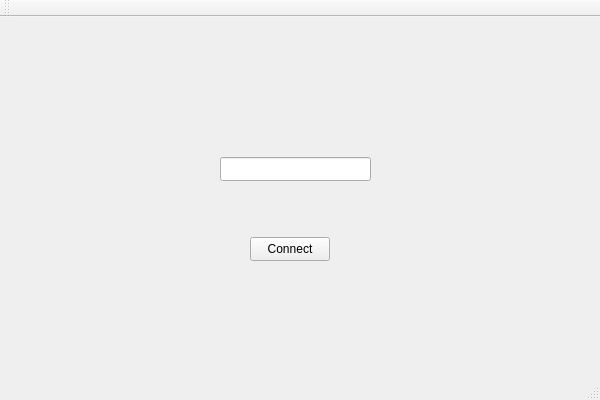
Old version of the form ChatAppClient/ChatAppClient.ui in the repository pahuljotmatharoo/SignalSync-client.
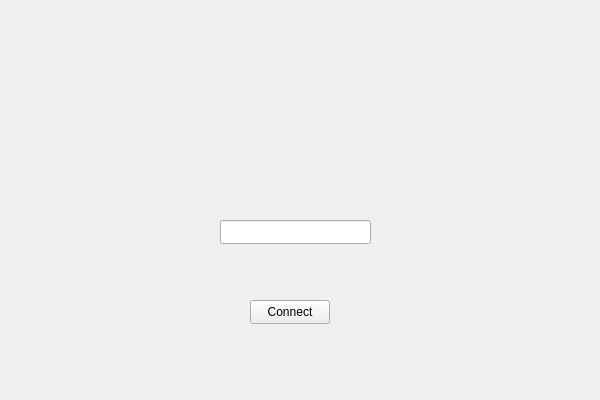
New version of the form.

Patch:
```diff
--- a/ChatAppClient/ChatAppClient.ui
+++ b/ChatAppClient/ChatAppClient.ui
@@ -18,7 +18,7 @@
     <property name="geometry">
      <rect>
       <x>250</x>
-      <y>220</y>
+      <y>300</y>
       <width>80</width>
       <height>24</height>
      </rect>
@@ -31,32 +31,13 @@
     <property name="geometry">
      <rect>
       <x>220</x>
-      <y>140</y>
+      <y>220</y>
       <width>151</width>
       <height>24</height>
      </rect>
     </property>
    </widget>
   </widget>
-  <widget class="QMenuBar" name="menuBar">
-   <property name="geometry">
-    <rect>
-     <x>0</x>
-     <y>0</y>
-     <width>600</width>
-     <height>21</height>
-    </rect>
-   </property>
-  </widget>
-  <widget class="QToolBar" name="mainToolBar">
-   <attribute name="toolBarArea">
-    <enum>TopToolBarArea</enum>
-   </attribute>
-   <attribute name="toolBarBreak">
-    <bool>false</bool>
-   </attribute>
-  </widget>
-  <widget class="QStatusBar" name="statusBar"/>
  </widget>
  <layoutdefault spacing="6" margin="11"/>
  <resources>
```
